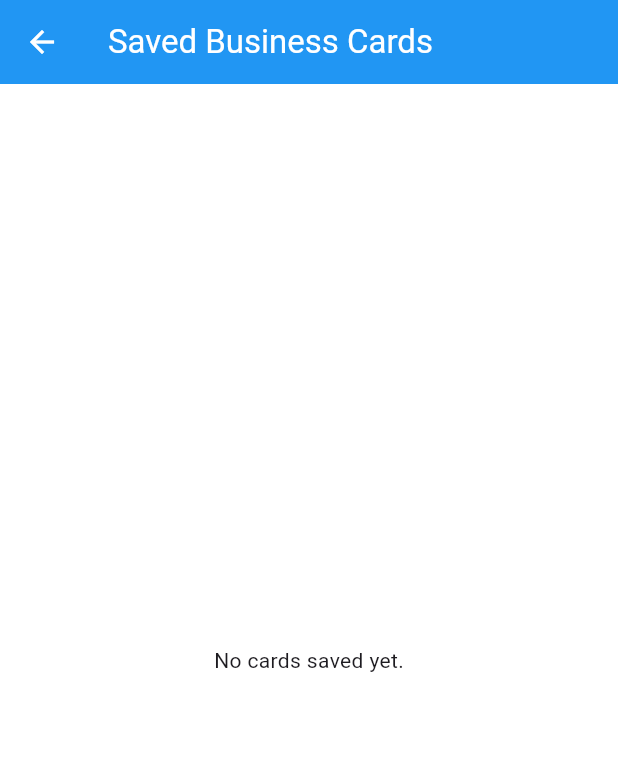
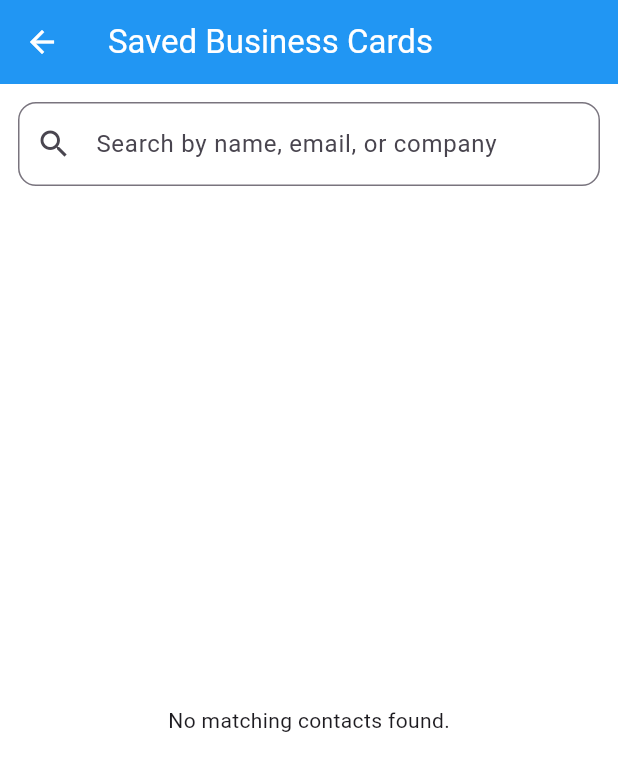
Before and after one commit to framuigai/readercard, a Flutter app: the CardholderScreen screen opened by its route, on a phone screen of 412 x 824 dp. Shown: the top 771 px of the screen. Run offline on Flutter 3.47's test engine with Material 3 defaults, Android fonts, the light colour scheme and no system bars; our stand-ins replace camera, sqflite; missing offline and left inert: google_mlkit_text_recognition; accounts and stored records are empty.

Commit message:
edit and delete saved cards from cardholder

```diff
--- a/lib/screens/cardholder_screen.dart
+++ b/lib/screens/cardholder_screen.dart
@@ -2,6 +2,7 @@ import 'dart:io';
 import 'package:flutter/material.dart';
 import '../models/card_contact.dart';
 import '../services/db_helper.dart';
+import 'card_details_screen.dart'; // 🆕 Ensure this import exists
 
 class CardholderScreen extends StatefulWidget {
   const CardholderScreen({Key? key}) : super(key: key);
@@ -12,34 +13,86 @@ class CardholderScreen extends StatefulWidget {
 
 class _CardholderScreenState extends State<CardholderScreen> {
   late Future<List<CardContact>> _contactsFuture;
+  List<CardContact> _allContacts = []; // Holds all fetched contacts
+  List<CardContact> _filteredContacts = []; // Filtered list for display
+  final TextEditingController _searchController = TextEditingController(); // 🔍 Search input controller
 
   @override
   void initState() {
     super.initState();
-    // 🗃️ Load saved business cards from local DB
+    _loadContacts(); // 🔄 Load contacts on start
+    _searchController.addListener(_onSearchChanged); // 📝 Listen for search input
+  }
+
+  @override
+  void dispose() {
+    _searchController.dispose(); // 🧹 Dispose controller
+    super.dispose();
+  }
+
+  void _loadContacts() {
     _contactsFuture = DBHelper.instance.getAllContacts();
+    _contactsFuture.then((contacts) {
+      setState(() {
+        _allContacts = contacts;
+        _filteredContacts = contacts; // By default, show all
+      });
+    });
+  }
+
+  void _onSearchChanged() {
+    final query = _searchController.text.toLowerCase();
+    setState(() {
+      _filteredContacts = _allContacts.where((contact) {
+        return contact.name.toLowerCase().contains(query) ||
+            contact.email.toLowerCase().contains(query) ||
+            contact.company.toLowerCase().contains(query);
+      }).toList();
+    });
+  }
+
+  // 🚀 Navigate to details page and refresh after return
+  Future<void> _navigateToDetails(CardContact contact) async {
+    final updated = await Navigator.push(
+      context,
+      MaterialPageRoute(
+        builder: (context) => CardDetailsScreen(contact: contact),
+      ),
+    );
+    if (updated == true) {
+      _loadContacts(); // Refresh if updated or deleted
+    }
   }
 
   @override
   Widget build(BuildContext context) {
     return Scaffold(
       appBar: AppBar(title: const Text('Saved Business Cards')),
-      body: FutureBuilder<List<CardContact>>(
-        future: _contactsFuture,
-        builder: (context, snapshot) {
-          if (snapshot.connectionState == ConnectionState.waiting) {
-            return const Center(child: CircularProgressIndicator());
-          } else if (snapshot.hasError) {
-            return const Center(child: Text('⚠️ Error loading contacts.'));
-          } else if (!snapshot.hasData || snapshot.data!.isEmpty) {
-            return const Center(child: Text('No cards saved yet.'));
-          }
+      body: Column(
+        children: [
+          // 🔎 Search Bar
+          Padding(
+            padding: const EdgeInsets.all(12.0),
+            child: TextField(
+              controller: _searchController,
+              decoration: InputDecoration(
+                hintText: 'Search by name, email, or company',
+                prefixIcon: const Icon(Icons.search),
+                border: OutlineInputBorder(
+                  borderRadius: BorderRadius.circular(12),
+                ),
+              ),
+            ),
+          ),
 
-          final contacts = snapshot.data!;
-          return ListView.builder(
-            itemCount: contacts.length,
+          // 🔄 Contacts List
+          Expanded(
+            child: _filteredContacts.isEmpty
+                ? const Center(child: Text('No matching contacts found.'))
+                : ListView.builder(
+              itemCount: _filteredContacts.length,
               itemBuilder: (context, index) {
-              final contact = contacts[index];
+                final contact = _filteredContacts[index];
 
                 return Card(
                   margin: const EdgeInsets.symmetric(horizontal: 12, vertical: 8),
@@ -52,18 +105,16 @@ class _CardholderScreenState extends State<CardholderScreen> {
                       fit: BoxFit.cover,
                     )
                         : const Icon(Icons.broken_image, size: 50),
-
                     title: Text(contact.name),
                     subtitle: Text('${contact.jobTitle}\n${contact.email}'),
                     isThreeLine: true,
-                  onTap: () {
-                    // 🔜 Optional: open details/edit screen
-                  },
+                    onTap: () => _navigateToDetails(contact),
                   ),
                 );
               },
-          );
-        },
+            ),
+          ),
+        ],
       ),
     );
   }
```
Also changed, not shown: lib/screens/card_details_screen.dart (added, +138 -0 lines), lib/services/db_helper.dart (+28 -6 lines). Lines whose indentation alone changed are shown as unchanged.
